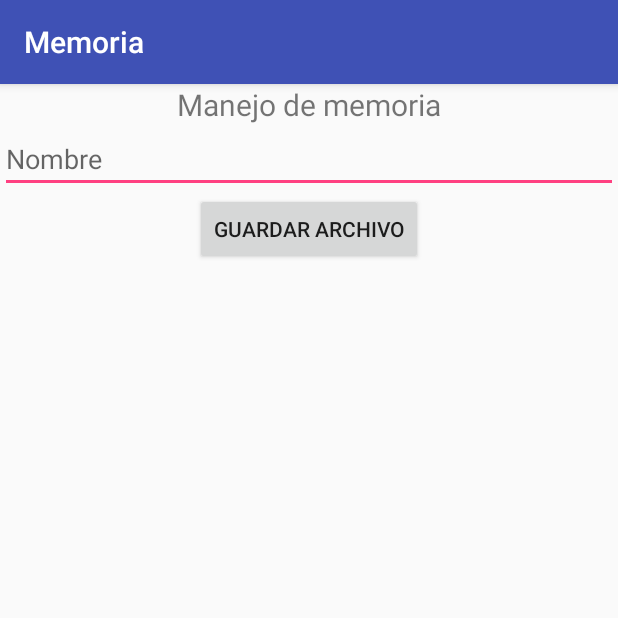
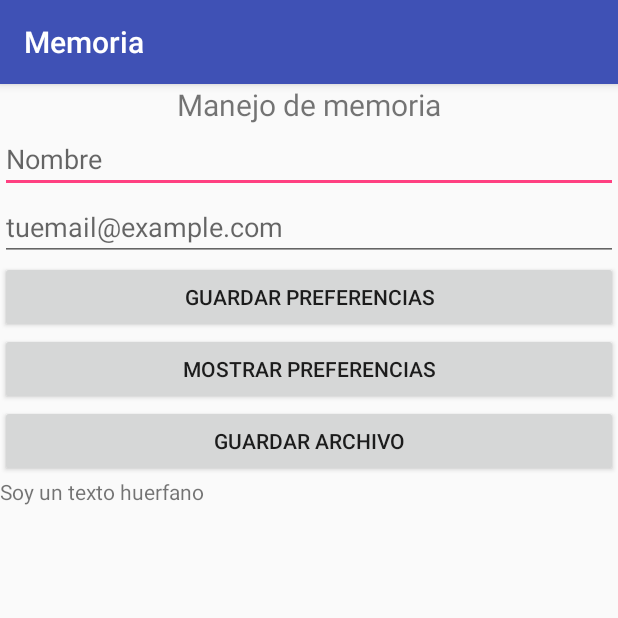
Before and after one commit to luisbenitez02/Memoria-archivotxt, an Android app: the screen it shows after launch (MainActivity), on a phone screen of 412 x 824 dp, the top half of it. Run offline under Robolectric (Android 15) with nearby library versions, the phone set to English and light mode, and no system bars.

Commit message:
SharedPreferences
Las preferencias compartidas se han agregado ahora el correo y el nombre se almacenan en un archivo xml como objetos clave:valor .

```diff
--- a/app/src/main/res/layout/activity_main.xml
+++ b/app/src/main/res/layout/activity_main.xml
@@ -22,12 +22,39 @@
         android:hint="@string/nombre"
         />
 
+    <EditText
+        android:id="@+id/edtCorreo"
+        android:inputType="textEmailAddress"
+        android:layout_width="match_parent"
+        android:layout_height="wrap_content"
+        android:hint="@string/mail"/>
+
+    <Button
+        android:id="@+id/btnGuardarPreference"
+        android:layout_width="match_parent"
+        android:layout_height="wrap_content"
+        android:text="@string/btn_guardar_preference"
+        android:onClick="guardarPreferencia"/>
+
+    <Button
+        android:id="@+id/btnMostrarPreference"
+        android:layout_width="match_parent"
+        android:layout_height="wrap_content"
+        android:text="@string/btn_mostrar_preference"
+        android:onClick="mostrarPreferencia"/>
+
     <Button
         android:id="@+id/btnGuardarArchivo"
-        android:layout_width="wrap_content"
+        android:layout_width="match_parent"
         android:layout_height="wrap_content"
         android:text="@string/boton_guarda"
         android:layout_gravity="center_horizontal"
         android:onClick="generarArchivo"/>
 
+    <TextView
+        android:id="@+id/tvPrefenciaCompartida"
+        android:layout_width="match_parent"
+        android:layout_height="wrap_content"
+        android:text="@string/tv_pref_compartida"/>
+
 </LinearLayout>
--- a/app/src/main/res/values/strings.xml
+++ b/app/src/main/res/values/strings.xml
@@ -3,4 +3,8 @@
     <string name="titulo">Manejo de memoria</string>
     <string name="nombre">Nombre</string>
     <string name="boton_guarda">Guardar Archivo</string>
+    <string name="mail">tuemail@example.com</string>
+    <string name="btn_guardar_preference">Guardar Preferencias</string>
+    <string name="btn_mostrar_preference">Mostrar Preferencias</string>
+    <string name="tv_pref_compartida">Soy un texto huerfano</string>
 </resources>
```
Also changed, not shown: app/src/main/java/com/example/luisb/memoria/MainActivity.java (+47 -1 lines).
